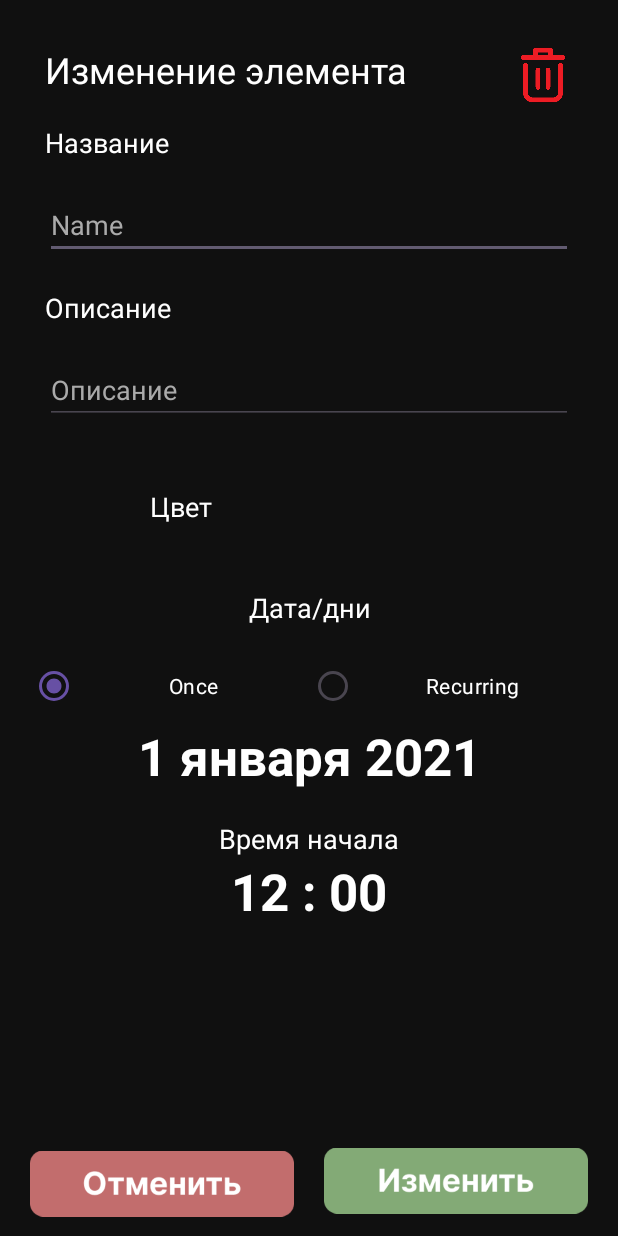
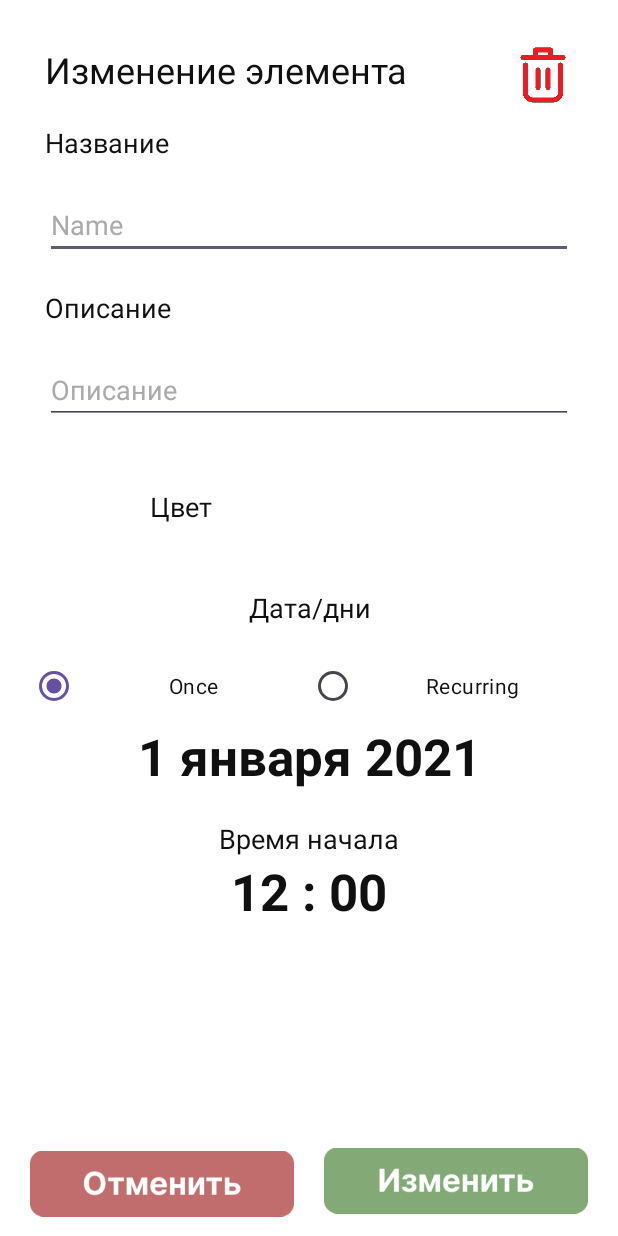
Before and after one commit to NI-Corp/NI-Organizer, an Android app: the EditTaskActivity screen opened directly, with no data from a screen before it, on a phone screen of 412 x 824 dp. Run offline under Robolectric (Android 15) with nearby library versions, the phone set to English and light mode, and no system bars.

Commit message:
add text theming in all layouts

```diff
--- a/app/src/main/res/layout/activity_add_task.xml
+++ b/app/src/main/res/layout/activity_add_task.xml
@@ -61,7 +61,7 @@
                 android:inputType="text"
                 android:hint="Name"
                 android:textColorHint="#AAAAAA"
-                android:textColor="#FFFFFF"
+                android:textColor="?attr/colorText"
                 app:layout_constraintEnd_toEndOf="parent"
                 app:layout_constraintStart_toStartOf="parent"
                 app:layout_constraintTop_toBottomOf="@+id/nameLabelTextView" />
@@ -90,7 +90,7 @@
                 android:inputType="textMultiLine"
                 android:hint="Описание"
                 android:textColorHint="#AAAAAA"
-                android:textColor="#FFFFFF"
+                android:textColor="?attr/colorText"
                 app:layout_constraintEnd_toEndOf="parent"
                 app:layout_constraintStart_toStartOf="parent"
                 app:layout_constraintTop_toBottomOf="@+id/descriptionLabelTextView" />
--- a/app/src/main/res/layout/activity_edit_task.xml
+++ b/app/src/main/res/layout/activity_edit_task.xml
@@ -5,7 +5,7 @@ xmlns:tools="http://schemas.android.com/tools"
 android:layout_width="match_parent"
 android:layout_height="match_parent"
 tools:context=".EditTaskActivity"
-android:background="#FF101010">
+android:background="?attr/colorBackground">
 
 <androidx.constraintlayout.widget.ConstraintLayout
     android:layout_width="match_parent"
@@ -19,7 +19,6 @@ android:background="#FF101010">
         android:layout_marginTop="10dp"
         android:layout_marginEnd="10dp"
         android:layout_marginBottom="10dp"
-        android:background="#FF101010"
         app:layout_constraintBottom_toBottomOf="parent"
         app:layout_constraintEnd_toEndOf="parent"
         app:layout_constraintHorizontal_bias="1.0"
@@ -34,7 +33,7 @@ android:background="#FF101010">
             android:layout_marginStart="20dp"
             android:layout_marginTop="20dp"
             android:text="Изменение элемента"
-            android:textColor="#FFFFFF"
+            android:textColor="?attr/colorText"
             android:textSize="24sp"
             app:layout_constraintStart_toStartOf="parent"
             app:layout_constraintTop_toTopOf="parent" />
@@ -46,7 +45,7 @@ android:background="#FF101010">
             android:layout_marginStart="20dp"
             android:layout_marginTop="20dp"
             android:text="Название"
-            android:textColor="#FFFFFF"
+            android:textColor="?attr/colorText"
             android:textSize="18sp"
             app:layout_constraintStart_toStartOf="parent"
             app:layout_constraintTop_toBottomOf="@+id/titleTextView" />
@@ -62,7 +61,7 @@ android:background="#FF101010">
             android:inputType="text"
             android:hint="Name"
             android:textColorHint="#AAAAAA"
-            android:textColor="#FFFFFF"
+            android:textColor="?attr/colorText"
             app:layout_constraintEnd_toEndOf="parent"
             app:layout_constraintStart_toStartOf="parent"
             app:layout_constraintTop_toBottomOf="@+id/nameLabelTextView" />
@@ -74,7 +73,7 @@ android:background="#FF101010">
             android:layout_marginStart="20dp"
             android:layout_marginTop="20dp"
             android:text="Описание"
-            android:textColor="#FFFFFF"
+            android:textColor="?attr/colorText"
             android:textSize="18sp"
             app:layout_constraintStart_toStartOf="parent"
             app:layout_constraintTop_toBottomOf="@+id/titleEditText" />
@@ -91,7 +90,7 @@ android:background="#FF101010">
             android:inputType="textMultiLine"
             android:hint="Описание"
             android:textColorHint="#AAAAAA"
-            android:textColor="#FFFFFF"
+            android:textColor="?attr/colorText"
             app:layout_constraintEnd_toEndOf="parent"
             app:layout_constraintStart_toStartOf="parent"
             app:layout_constraintTop_toBottomOf="@+id/descriptionLabelTextView" />
@@ -113,7 +112,7 @@ android:background="#FF101010">
             android:layout_height="wrap_content"
             android:layout_marginStart="20dp"
             android:text="Цвет"
-            android:textColor="#FFFFFF"
+            android:textColor="?attr/colorText"
             android:textSize="18sp"
             app:layout_constraintBottom_toBottomOf="@+id/colorItem"
             app:layout_constraintStart_toEndOf="@+id/colorItem"
@@ -138,7 +137,7 @@ android:background="#FF101010">
                 android:layout_weight="1"
                 android:text="Дата/дни"
                 android:textAlignment="center"
-                android:textColor="#FFFFFF"
+                android:textColor="?attr/colorText"
                 android:textSize="18sp" />
 
             <RadioGroup
@@ -161,7 +160,7 @@ android:background="#FF101010">
                     android:checked="true"
                     android:text="@string/once"
                     android:textAlignment="center"
-                    android:textColor="@color/white" />
+                    android:textColor="?attr/colorText" />
 
                 <RadioButton
                     android:id="@+id/radioButtonRecurring"
@@ -171,7 +170,7 @@ android:background="#FF101010">
                     android:buttonTint="@color/white"
                     android:text="@string/recurring"
                     android:textAlignment="center"
-                    android:textColor="@color/white" />
+                    android:textColor="?attr/colorText" />
 
             </RadioGroup>
 
@@ -182,7 +181,7 @@ android:background="#FF101010">
                 android:layout_height="wrap_content"
                 android:text="1 января 2021"
                 android:textAlignment="center"
-                android:textColor="#FFFFFF"
+                android:textColor="?attr/colorText"
                 android:textSize="34sp"
                 android:textStyle="bold" />
 
@@ -270,7 +269,7 @@ android:background="#FF101010">
                 android:layout_weight="1"
                 android:text="Время начала"
                 android:textAlignment="center"
-                android:textColor="#FFFFFF"
+                android:textColor="?attr/colorText"
                 android:textSize="18sp" />
 
             <TextView
@@ -279,7 +278,7 @@ android:background="#FF101010">
                 android:layout_height="wrap_content"
                 android:text="12 : 00"
                 android:textAlignment="center"
-                android:textColor="#FFFFFF"
+                android:textColor="?attr/colorText"
                 android:textSize="34sp"
                 android:textStyle="bold" />
 
--- a/app/src/main/res/layout/activity_settings.xml
+++ b/app/src/main/res/layout/activity_settings.xml
@@ -15,7 +15,7 @@
         android:layout_marginStart="20dp"
         android:layout_marginTop="20dp"
         android:text="Настройки"
-        android:textColor="#FFFFFF"
+        android:textColor="?attr/colorText"
         android:textSize="26sp"
         android:textStyle="bold"
         app:layout_constraintStart_toStartOf="parent"
@@ -42,7 +42,7 @@
                 android:layout_height="wrap_content"
                 android:layout_marginStart="10dp"
                 android:text="Тема"
-                android:textColor="#FFFFFF"
+                android:textColor="?attr/colorText"
                 android:textSize="22sp"
                 android:textStyle="bold"
                 app:layout_constraintBottom_toBottomOf="parent"
--- a/app/src/main/res/layout/spinner_item.xml
+++ b/app/src/main/res/layout/spinner_item.xml
@@ -4,6 +4,6 @@
     android:layout_height="60dp"
     android:gravity="left"
     android:padding="5dip"
-    android:textColor="#FFFFFF"
+    android:textColor="?attr/colorText"
     android:textSize="22sp"
     android:textStyle="bold" />
--- a/app/src/main/res/layout/task_item.xml
+++ b/app/src/main/res/layout/task_item.xml
@@ -49,7 +49,7 @@
             android:layout_marginEnd="10dp"
             android:lines="1"
             android:text="Сходить в зал"
-            android:textColor="@color/white"
+            android:textColor="?attr/colorText"
             android:textSize="20sp"
             android:textStyle="bold"
             app:layout_constraintEnd_toEndOf="parent"
@@ -64,7 +64,7 @@
             android:layout_marginTop="10dp"
             android:layout_marginEnd="10dp"
             android:text="И позаниматься"
-            android:textColor="#FFFFFF"
+            android:textColor="?attr/colorText"
             android:textSize="16sp"
             app:layout_constraintEnd_toEndOf="parent"
             app:layout_constraintStart_toEndOf="@+id/itemColor"
@@ -79,7 +79,7 @@
             android:layout_marginBottom="10dp"
             android:text="22:22"
             android:textAlignment="center"
-            android:textColor="#FFFFFF"
+            android:textColor="?attr/colorText"
             android:textSize="18sp"
             android:textStyle="bold"
             app:layout_constraintBottom_toBottomOf="parent"
```
Also changed, not shown: app/src/main/res/layout/fragment_add_to_do_item.xml (+10 -10 lines), app/src/main/res/layout/notification_layout.xml (+5 -5 lines).
